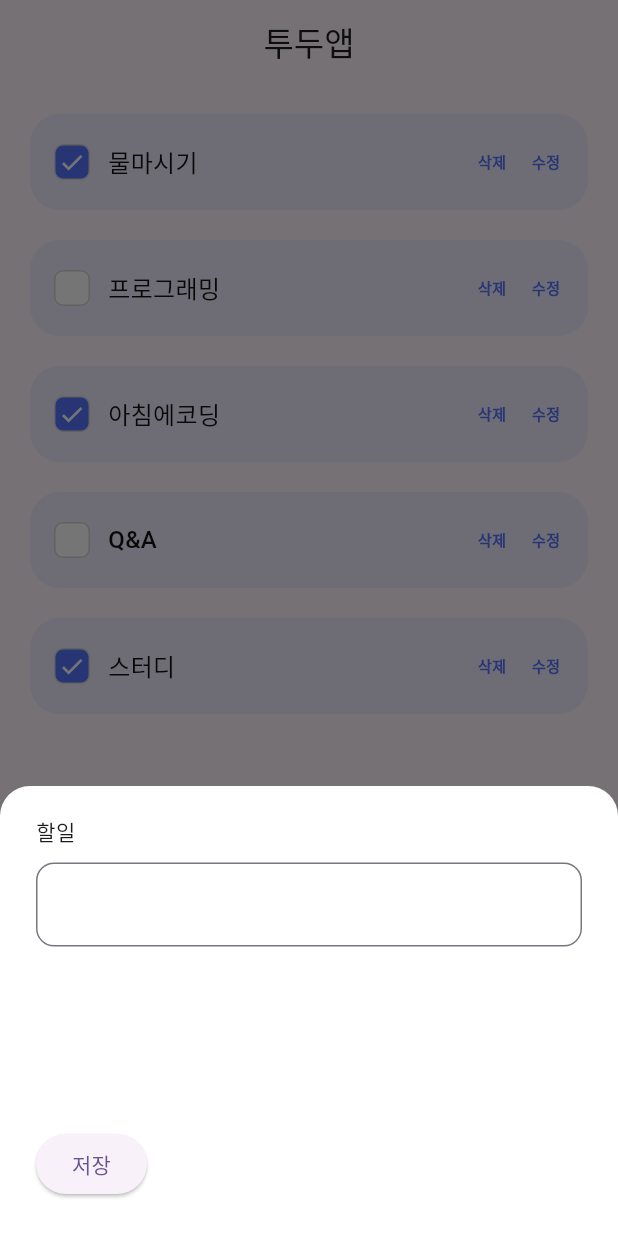
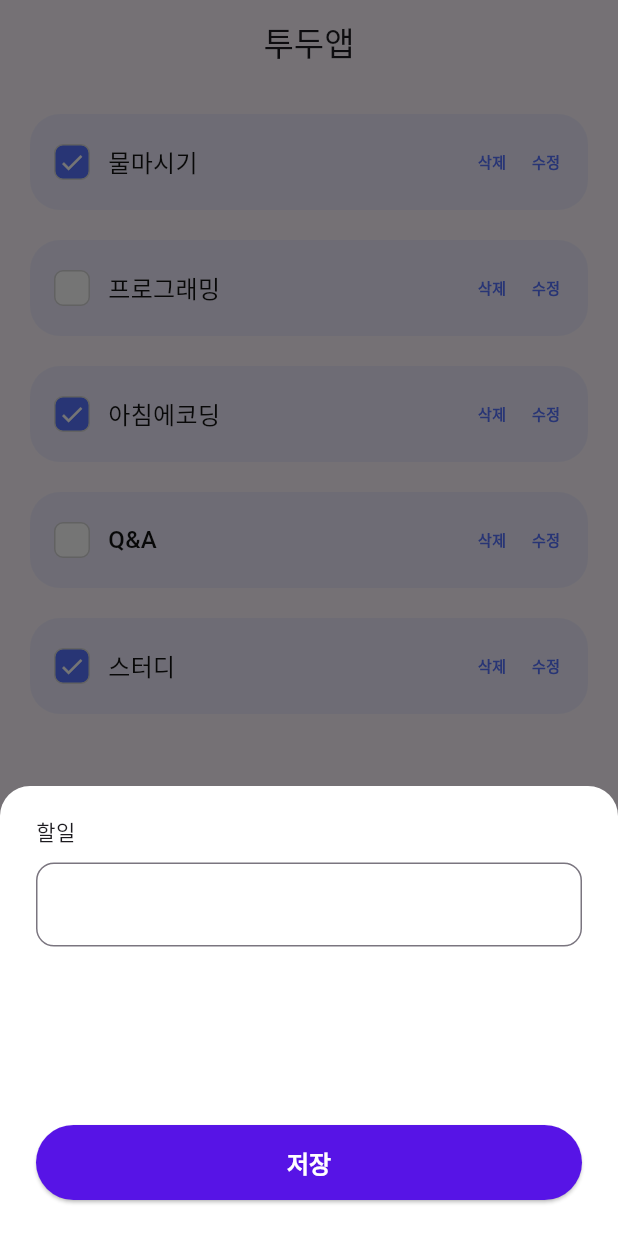
Before and after one commit to su-vely/flutter-todo-app, a Flutter app: the screen it shows after launch, after a tap on the "add" icon, on a phone screen of 412 x 824 dp. Run offline on Flutter 3.47's test engine with Material 3 defaults, Android fonts, the phone set to English and light mode, and no system bars.

Commit message:
feat:버튼 스타일 구현

```diff
--- a/lib/home_page.dart
+++ b/lib/home_page.dart
@@ -72,7 +72,6 @@ class HomePage extends StatelessWidget {
                         ),
                       ),
                       SizedBox(height: 11),
-                      // todo 저장 버튼 꾸미기
                       TextField(
                         decoration: InputDecoration(
                           border: OutlineInputBorder(
@@ -89,7 +88,32 @@ class HomePage extends StatelessWidget {
                         ),
                       ),
                       Spacer(),
-                      ElevatedButton(onPressed: () {}, child: Text('저장')),
+                      // ElevatedButton 속성에는 크기를 정할 수 있는 속성이 없음
+                      // 부모위젯의 크기가 있다면 => 부모위젯의 크기만큼 버튼크기가 확장
+                      // 없으면 자녀 위젯의 크기만큼 축소
+                      // double.infinity => 소수 표현하는 타입
+                      // => double(소수) 이 가질 수 있는 값중에서 가장 큰 값 무한임
+                      SizedBox(
+                        width: double.infinity,
+                        height: 50,
+                        child: ElevatedButton(
+                          // ButtonStyle 클래스 사용하면
+                          // WidgetStatePropertyAll(Colors.red)
+                          // 이런식으로 객체 하나 더 감싸줘야해서
+                          // 코드가 길어짐
+                          style: ElevatedButton.styleFrom(
+                            backgroundColor: Color(0xFF5714e6),
+                            foregroundColor:
+                                Colors.white, // 버튼 내 아이콘, 텍스트 모두 적용됨
+                            textStyle: TextStyle(
+                              fontSize: 16,
+                              fontWeight: FontWeight.bold,
+                            ),
+                          ),
+                          onPressed: () {},
+                          child: Text('저장'),
+                        ),
+                      ),
                     ],
                   ),
                 ),
```
